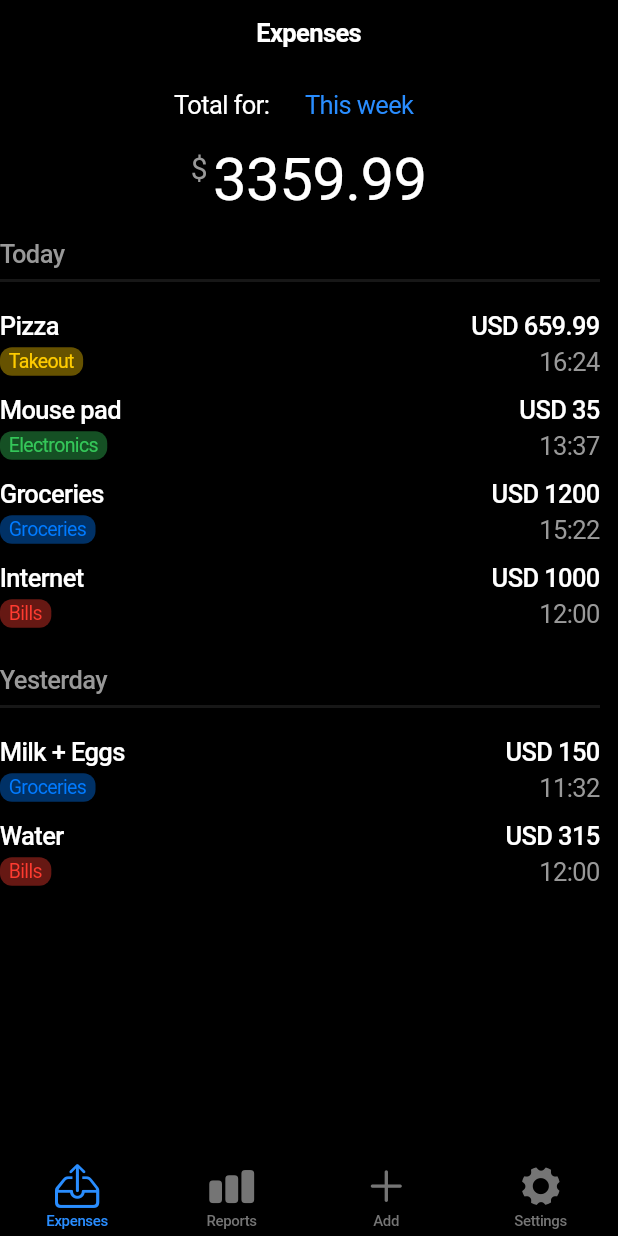
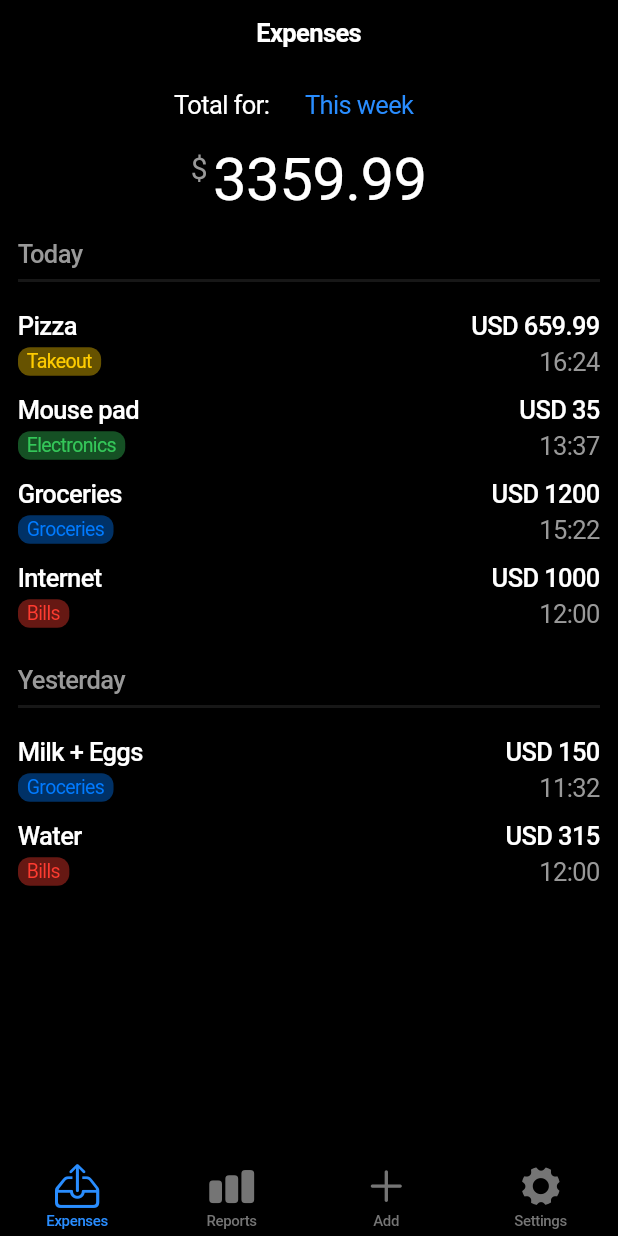
Before and after one commit to nikolovlazar/goodbyemoney-flutter, a Flutter app: the screen it shows after launch, on a phone screen of 412 x 824 dp. Run offline on Flutter 3.47's test engine with Material 2 defaults, Android fonts, the phone set to English and light mode, and no system bars; missing offline and left inert: flex_color_picker.

Commit message:
cosmetic changes

```diff
--- a/lib/components/expenses_list.dart
+++ b/lib/components/expenses_list.dart
@@ -32,7 +32,7 @@ class ExpensesList extends StatelessWidget {
 
     return CupertinoScrollbar(
       child: Container(
-        padding: const EdgeInsets.only(right: 12),
+        padding: const EdgeInsets.symmetric(horizontal: 12),
         child: ListView.builder(
           scrollDirection: Axis.vertical,
           shrinkWrap: true,
--- a/lib/pages/add.dart
+++ b/lib/pages/add.dart
@@ -248,6 +248,8 @@ class _AddContentState extends State<AddContent> {
                 margin: const EdgeInsets.only(top: 32),
                 child: CupertinoButton(
                   onPressed: () {},
+                  padding:
+                      const EdgeInsets.symmetric(horizontal: 20, vertical: 13),
                   color: CupertinoTheme.of(context).primaryColor,
                   borderRadius: BorderRadius.circular(10),
                   pressedOpacity: 0.7,
```
